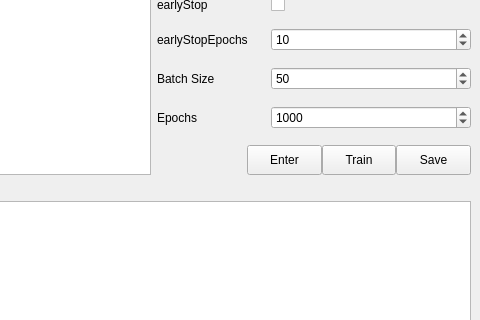
Old version of the form QSAR-UI/mainwindow1.ui in the repository sheMnapion/AI-QSAR; both pictures show x 402 to 882 and y 165 to 485 of the 882 by 577 pixel window.
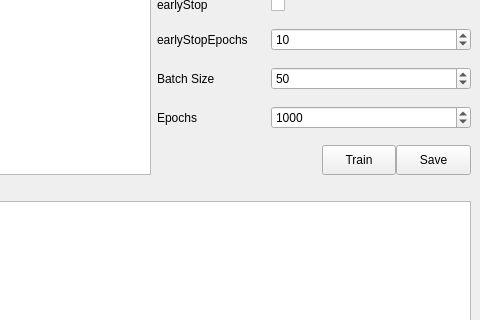
New version of the form.

```diff
--- a/QSAR-UI/mainwindow1.ui
+++ b/QSAR-UI/mainwindow1.ui
@@ -267,25 +267,6 @@
           </property>
          </spacer>
         </item>
-        <item>
-         <widget class="QPushButton" name="enterParamsBtn">
-          <property name="sizePolicy">
-           <sizepolicy hsizetype="Expanding" vsizetype="Fixed">
-            <horstretch>0</horstretch>
-            <verstretch>0</verstretch>
-           </sizepolicy>
-          </property>
-          <property name="maximumSize">
-           <size>
-            <width>75</width>
-            <height>30</height>
-           </size>
-          </property>
-          <property name="text">
-           <string>Enter</string>
-          </property>
-         </widget>
-        </item>
         <item>
          <widget class="QPushButton" name="trainParamsBtn">
           <property name="sizePolicy">
```
